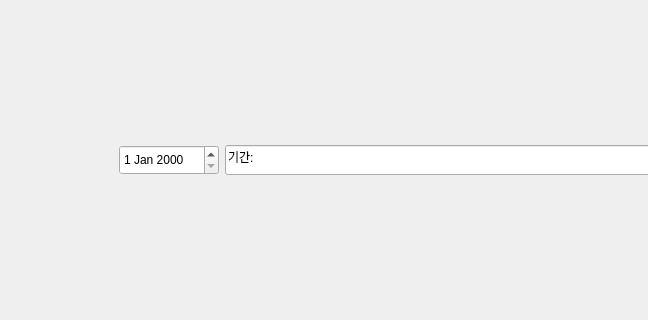
Before: the Qt Designer form dl_dc_sw.ui in mgcha85/dl_dc_sw, drawn with Qt 5; both pictures show x 0 to 648 and y 118 to 438 of the 1128 by 897 pixel window.
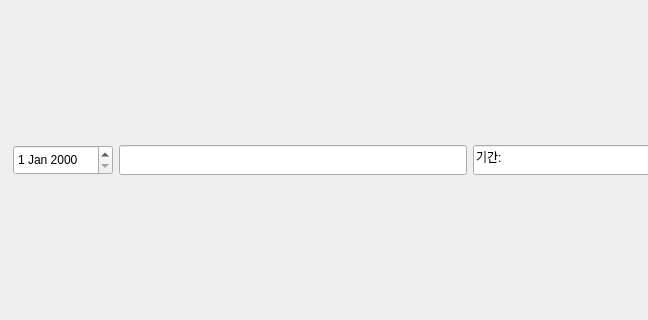
After: the same form once the commit is applied.

The edit to the form file:
```diff
--- a/dl_dc_sw.ui
+++ b/dl_dc_sw.ui
@@ -110,7 +110,7 @@
         </widget>
        </item>
        <item>
-        <widget class="QLabel" name="label_3">
+        <widget class="QDateEdit" name="dateEdit">
          <property name="minimumSize">
           <size>
            <width>100</width>
@@ -123,19 +123,10 @@
            <height>30</height>
           </size>
          </property>
-         <property name="text">
-          <string/>
-         </property>
         </widget>
        </item>
        <item>
-        <widget class="QDateEdit" name="dateEdit">
-         <property name="minimumSize">
-          <size>
-           <width>100</width>
-           <height>0</height>
-          </size>
-         </property>
+        <widget class="QLineEdit" name="lineEdit_2">
          <property name="maximumSize">
           <size>
            <width>16777215</width>
```
